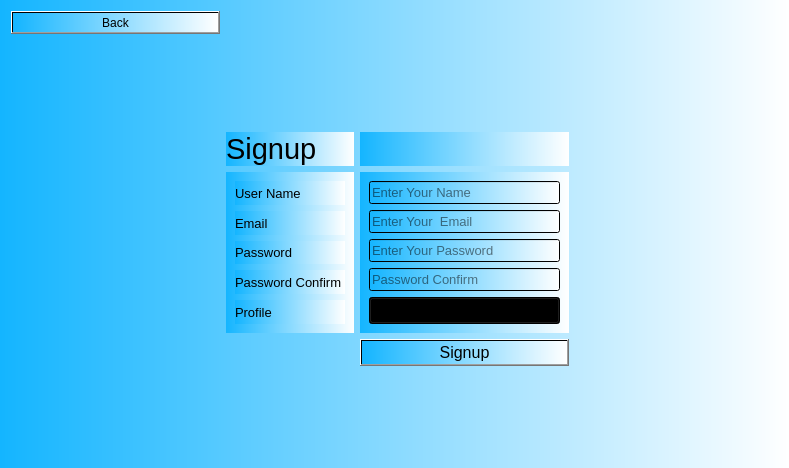
This is signup.ui in ShadiMi/Group27_hApp_project as Qt 5 draws it before an edit. The edited form follows.
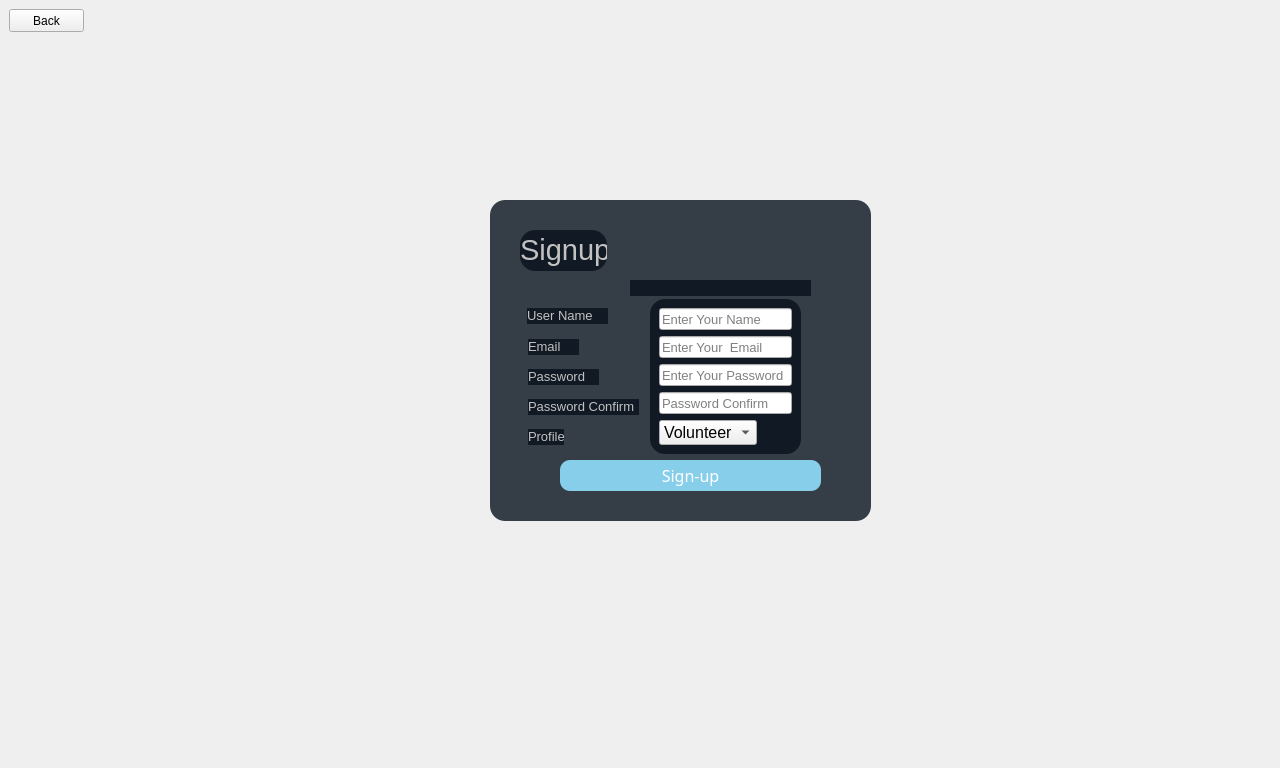
This is the edited form.

Commit message: all volunteer's and admin's functionality, password/email change page design and functionality, consumers design and functionality

```diff
--- a/signup.ui
+++ b/signup.ui
@@ -6,71 +6,82 @@
    <rect>
     <x>0</x>
     <y>0</y>
-    <width>789</width>
-    <height>468</height>
+    <width>1280</width>
+    <height>768</height>
    </rect>
   </property>
   <property name="windowTitle">
    <string>signup</string>
   </property>
   <property name="styleSheet">
-   <string notr="true">background:qlineargradient(spread:pad, x1:0, y1:0, x2:1, y2:0, stop:0 rgb(20, 181, 255), stop:1 rgba(255, 255, 255, 255))</string>
+   <string notr="true">QFrame
+{
+background:rgba(6, 16, 28, 0.8);
+border-radius:15px;
+}</string>
   </property>
-  <layout class="QGridLayout" name="gridLayout">
-   <item row="1" column="1">
-    <spacer name="verticalSpacer_2">
-     <property name="orientation">
-      <enum>Qt::Vertical</enum>
-     </property>
-     <property name="sizeHint" stdset="0">
-      <size>
-       <width>20</width>
-       <height>40</height>
-      </size>
-     </property>
-    </spacer>
-   </item>
-   <item row="3" column="0">
-    <spacer name="horizontalSpacer">
-     <property name="orientation">
-      <enum>Qt::Horizontal</enum>
-     </property>
-     <property name="sizeHint" stdset="0">
-      <size>
-       <width>40</width>
-       <height>20</height>
-      </size>
-     </property>
-    </spacer>
-   </item>
-   <item row="3" column="3">
-    <spacer name="horizontalSpacer_2">
-     <property name="orientation">
-      <enum>Qt::Horizontal</enum>
-     </property>
-     <property name="sizeHint" stdset="0">
-      <size>
-       <width>40</width>
-       <height>20</height>
-      </size>
-     </property>
-    </spacer>
-   </item>
-   <item row="6" column="1">
-    <spacer name="verticalSpacer">
-     <property name="orientation">
-      <enum>Qt::Vertical</enum>
-     </property>
-     <property name="sizeHint" stdset="0">
-      <size>
-       <width>20</width>
-       <height>40</height>
-      </size>
-     </property>
-    </spacer>
-   </item>
-   <item row="2" column="1">
+  <widget class="QPushButton" name="back2">
+   <property name="geometry">
+    <rect>
+     <x>9</x>
+     <y>9</y>
+     <width>75</width>
+     <height>23</height>
+    </rect>
+   </property>
+   <property name="autoFillBackground">
+    <bool>false</bool>
+   </property>
+   <property name="text">
+    <string>Back</string>
+   </property>
+  </widget>
+  <widget class="QFrame" name="bgframe">
+   <property name="geometry">
+    <rect>
+     <x>490</x>
+     <y>200</y>
+     <width>381</width>
+     <height>321</height>
+    </rect>
+   </property>
+   <property name="frameShape">
+    <enum>QFrame::StyledPanel</enum>
+   </property>
+   <property name="frameShadow">
+    <enum>QFrame::Raised</enum>
+   </property>
+   <widget class="QLabel" name="error">
+    <property name="geometry">
+     <rect>
+      <x>140</x>
+      <y>80</y>
+      <width>181</width>
+      <height>16</height>
+     </rect>
+    </property>
+    <property name="font">
+     <font>
+      <pointsize>10</pointsize>
+     </font>
+    </property>
+    <property name="styleSheet">
+     <string notr="true">color: red;
+background:setAttribute(Qt::WA_TranslucentBackground)</string>
+    </property>
+    <property name="text">
+     <string/>
+    </property>
+   </widget>
     <widget class="QLabel" name="signupL">
+    <property name="geometry">
+     <rect>
+      <x>30</x>
+      <y>30</y>
+      <width>87</width>
+      <height>41</height>
+     </rect>
+    </property>
      <property name="font">
       <font>
        <pointsize>22</pointsize>
@@ -80,18 +91,30 @@
       <string notr="true">background:setAttribute(Qt::WA_TranslucentBackground)</string>
      </property>
      <property name="text">
-      <string>Signup</string>
-     </property>
-    </widget>
-   </item>
-   <item row="3" column="2">
+     <string>&lt;html&gt;&lt;head/&gt;&lt;body&gt;&lt;p&gt;&lt;span style=&quot; color:#c2c2c2;&quot;&gt;Signup&lt;/span&gt;&lt;/p&gt;&lt;/body&gt;&lt;/html&gt;</string>
+    </property>
+   </widget>
     <widget class="QFrame" name="frame">
+    <property name="geometry">
+     <rect>
+      <x>160</x>
+      <y>99</y>
+      <width>151</width>
+      <height>155</height>
+     </rect>
+    </property>
      <property name="styleSheet">
       <string notr="true">background:setAttribute(Qt::WA_TranslucentBackground)</string>
      </property>
-     <layout class="QVBoxLayout" name="verticalLayout_2">
-      <item>
        <widget class="QLineEdit" name="usernameRF">
+     <property name="geometry">
+      <rect>
+       <x>9</x>
+       <y>9</y>
+       <width>133</width>
+       <height>22</height>
+      </rect>
+     </property>
         <property name="font">
          <font>
           <pointsize>10</pointsize>
@@ -107,9 +130,15 @@
          <enum>Qt::VisualMoveStyle</enum>
         </property>
        </widget>
-      </item>
-      <item>
        <widget class="QLineEdit" name="emailRF">
+     <property name="geometry">
+      <rect>
+       <x>9</x>
+       <y>37</y>
+       <width>133</width>
+       <height>22</height>
+      </rect>
+     </property>
         <property name="font">
          <font>
           <pointsize>10</pointsize>
@@ -119,9 +148,15 @@
          <string>Enter Your  Email</string>
         </property>
        </widget>
-      </item>
-      <item>
        <widget class="QLineEdit" name="pwRF">
+     <property name="geometry">
+      <rect>
+       <x>9</x>
+       <y>65</y>
+       <width>133</width>
+       <height>22</height>
+      </rect>
+     </property>
         <property name="font">
          <font>
           <pointsize>10</pointsize>
@@ -134,9 +169,15 @@
          <string>Enter Your Password</string>
         </property>
        </widget>
-      </item>
-      <item>
        <widget class="QLineEdit" name="pwcRF">
+     <property name="geometry">
+      <rect>
+       <x>9</x>
+       <y>93</y>
+       <width>133</width>
+       <height>22</height>
+      </rect>
+     </property>
         <property name="font">
          <font>
           <pointsize>10</pointsize>
@@ -149,12 +190,18 @@
          <string>Password Confirm </string>
         </property>
        </widget>
-      </item>
-      <item>
        <widget class="QComboBox" name="profboxR">
         <property name="enabled">
          <bool>true</bool>
         </property>
+     <property name="geometry">
+      <rect>
+       <x>9</x>
+       <y>121</y>
+       <width>98</width>
+       <height>25</height>
+      </rect>
+     </property>
         <property name="font">
          <font>
           <pointsize>12</pointsize>
@@ -180,18 +227,28 @@
          </property>
         </item>
        </widget>
-      </item>
-     </layout>
-    </widget>
-   </item>
-   <item row="3" column="1">
+   </widget>
     <widget class="QWidget" name="widget" native="true">
+    <property name="geometry">
+     <rect>
+      <x>28</x>
+      <y>99</y>
+      <width>141</width>
+      <height>151</height>
+     </rect>
+    </property>
      <property name="styleSheet">
       <string notr="true">background:setAttribute(Qt::WA_TranslucentBackground)</string>
      </property>
-     <layout class="QVBoxLayout" name="verticalLayout">
-      <item>
        <widget class="QLabel" name="unR">
+     <property name="geometry">
+      <rect>
+       <x>9</x>
+       <y>9</y>
+       <width>81</width>
+       <height>16</height>
+      </rect>
+     </property>
         <property name="font">
          <font>
           <pointsize>10</pointsize>
@@ -201,12 +258,18 @@
          <string notr="true">background:setAttribute(Qt::WA_TranslucentBackground)</string>
         </property>
         <property name="text">
-         <string>User Name</string>
-        </property>
-       </widget>
-      </item>
-      <item>
+      <string>&lt;html&gt;&lt;head/&gt;&lt;body&gt;&lt;p&gt;&lt;span style=&quot; color:#c2c2c2;&quot;&gt;User Name&lt;/span&gt;&lt;/p&gt;&lt;/body&gt;&lt;/html&gt;</string>
+     </property>
+    </widget>
        <widget class="QLabel" name="emailR">
+     <property name="geometry">
+      <rect>
+       <x>10</x>
+       <y>40</y>
+       <width>51</width>
+       <height>16</height>
+      </rect>
+     </property>
         <property name="font">
          <font>
           <pointsize>10</pointsize>
@@ -216,12 +279,18 @@
          <string notr="true">background:setAttribute(Qt::WA_TranslucentBackground)</string>
         </property>
         <property name="text">
-         <string>Email</string>
-        </property>
-       </widget>
-      </item>
-      <item>
+      <string>&lt;html&gt;&lt;head/&gt;&lt;body&gt;&lt;p&gt;&lt;span style=&quot; color:#c2c2c2;&quot;&gt;Email&lt;/span&gt;&lt;/p&gt;&lt;/body&gt;&lt;/html&gt;</string>
+     </property>
+    </widget>
        <widget class="QLabel" name="pwR">
+     <property name="geometry">
+      <rect>
+       <x>10</x>
+       <y>70</y>
+       <width>71</width>
+       <height>16</height>
+      </rect>
+     </property>
         <property name="font">
          <font>
           <pointsize>10</pointsize>
@@ -231,12 +300,18 @@
          <string notr="true">background:setAttribute(Qt::WA_TranslucentBackground)</string>
         </property>
         <property name="text">
-         <string>Password</string>
-        </property>
-       </widget>
-      </item>
-      <item>
+      <string>&lt;html&gt;&lt;head/&gt;&lt;body&gt;&lt;p&gt;&lt;span style=&quot; color:#c2c2c2;&quot;&gt;Password&lt;/span&gt;&lt;/p&gt;&lt;/body&gt;&lt;/html&gt;</string>
+     </property>
+    </widget>
        <widget class="QLabel" name="pwcR">
+     <property name="geometry">
+      <rect>
+       <x>10</x>
+       <y>100</y>
+       <width>111</width>
+       <height>16</height>
+      </rect>
+     </property>
         <property name="font">
          <font>
           <pointsize>10</pointsize>
@@ -246,12 +321,18 @@
          <string notr="true">background:setAttribute(Qt::WA_TranslucentBackground)</string>
         </property>
         <property name="text">
-         <string>Password Confirm </string>
-        </property>
-       </widget>
-      </item>
-      <item>
+      <string>&lt;html&gt;&lt;head/&gt;&lt;body&gt;&lt;p&gt;&lt;span style=&quot; color:#c2c2c2;&quot;&gt;Password Confirm &lt;/span&gt;&lt;/p&gt;&lt;/body&gt;&lt;/html&gt;</string>
+     </property>
+    </widget>
        <widget class="QLabel" name="profR">
+     <property name="geometry">
+      <rect>
+       <x>10</x>
+       <y>130</y>
+       <width>36</width>
+       <height>16</height>
+      </rect>
+     </property>
         <property name="font">
          <font>
           <pointsize>10</pointsize>
@@ -261,61 +342,126 @@
          <string notr="true">background:setAttribute(Qt::WA_TranslucentBackground)</string>
         </property>
         <property name="text">
-         <string>Profile</string>
-        </property>
-       </widget>
-      </item>
-     </layout>
-    </widget>
-   </item>
-   <item row="0" column="0">
-    <widget class="QPushButton" name="back2">
-     <property name="autoFillBackground">
-      <bool>false</bool>
-     </property>
-     <property name="text">
-      <string>Back</string>
-     </property>
-    </widget>
-   </item>
-   <item row="4" column="2">
+      <string>&lt;html&gt;&lt;head/&gt;&lt;body&gt;&lt;p&gt;&lt;span style=&quot; color:#c2c2c2;&quot;&gt;Profile&lt;/span&gt;&lt;/p&gt;&lt;/body&gt;&lt;/html&gt;</string>
+     </property>
+    </widget>
+   </widget>
     <widget class="QPushButton" name="signupR">
+    <property name="geometry">
+     <rect>
+      <x>70</x>
+      <y>260</y>
+      <width>261</width>
+      <height>31</height>
+     </rect>
+    </property>
      <property name="font">
       <font>
+      <family>century gothic</family>
        <pointsize>12</pointsize>
       </font>
      </property>
-     <property name="cursor">
-      <cursorShape>ArrowCursor</cursorShape>
-     </property>
-     <property name="toolTip">
-      <string>Press To Signup</string>
-     </property>
-     <property name="text">
-      <string>Signup</string>
-     </property>
-     <property name="autoDefault">
-      <bool>false</bool>
-     </property>
-    </widget>
-   </item>
-   <item row="2" column="2">
-    <widget class="QLabel" name="error">
-     <property name="font">
-      <font>
-       <pointsize>10</pointsize>
-      </font>
-     </property>
      <property name="styleSheet">
-      <string notr="true">color: red;
-background:setAttribute(Qt::WA_TranslucentBackground)</string>
+     <string notr="true">QPushButton
+{
+color:white;
+border-radius:10px;
+}
+QPushButton:hover
+{
+color:#333;
+border-radius:10px;
+background:#49ebff;
+}
+QPushButton
+
+{
+background:skyblue;
+}</string>
      </property>
      <property name="text">
-      <string/>
-     </property>
-    </widget>
-   </item>
-  </layout>
+     <string>Sign-up</string>
+    </property>
+   </widget>
+  </widget>
+  <widget class="QSplitter" name="splitter">
+   <property name="geometry">
+    <rect>
+     <x>0</x>
+     <y>0</y>
+     <width>0</width>
+     <height>0</height>
+    </rect>
+   </property>
+   <property name="orientation">
+    <enum>Qt::Horizontal</enum>
+   </property>
+  </widget>
+  <widget class="QSplitter" name="splitter_2">
+   <property name="geometry">
+    <rect>
+     <x>0</x>
+     <y>0</y>
+     <width>0</width>
+     <height>0</height>
+    </rect>
+   </property>
+   <property name="orientation">
+    <enum>Qt::Horizontal</enum>
+   </property>
+  </widget>
+  <widget class="QSplitter" name="splitter_3">
+   <property name="geometry">
+    <rect>
+     <x>0</x>
+     <y>0</y>
+     <width>0</width>
+     <height>0</height>
+    </rect>
+   </property>
+   <property name="orientation">
+    <enum>Qt::Horizontal</enum>
+   </property>
+  </widget>
+  <widget class="QSplitter" name="splitter_4">
+   <property name="geometry">
+    <rect>
+     <x>0</x>
+     <y>0</y>
+     <width>0</width>
+     <height>0</height>
+    </rect>
+   </property>
+   <property name="orientation">
+    <enum>Qt::Horizontal</enum>
+   </property>
+  </widget>
+  <widget class="QSplitter" name="splitter_5">
+   <property name="geometry">
+    <rect>
+     <x>0</x>
+     <y>0</y>
+     <width>0</width>
+     <height>0</height>
+    </rect>
+   </property>
+   <property name="orientation">
+    <enum>Qt::Horizontal</enum>
+   </property>
+  </widget>
+  <widget class="QSplitter" name="splitter_6">
+   <property name="geometry">
+    <rect>
+     <x>0</x>
+     <y>0</y>
+     <width>0</width>
+     <height>0</height>
+    </rect>
+   </property>
+   <property name="orientation">
+    <enum>Qt::Horizontal</enum>
+   </property>
+  </widget>
  </widget>
  <resources/>
  <connections/>
```
Lines whose indentation alone changed are shown as unchanged. The commit also changes 42 other files.
